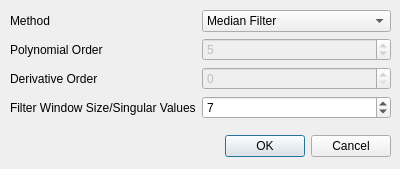
Above: filterdialog.ui from VespucciProject/Vespucci before the change. Below: the same form after it.
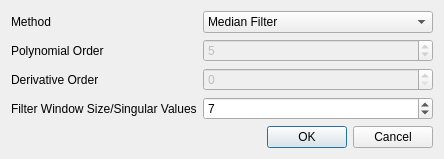
That is the form after the change.

Diff of the .ui file:
```diff
--- a/filterdialog.ui
+++ b/filterdialog.ui
@@ -7,38 +7,16 @@
     <x>0</x>
     <y>0</y>
     <width>400</width>
-    <height>169</height>
+    <height>145</height>
    </rect>
   </property>
   <property name="windowTitle">
    <string>Dialog</string>
   </property>
-  <widget class="QDialogButtonBox" name="buttonBox">
-   <property name="geometry">
-    <rect>
-     <x>50</x>
-     <y>130</y>
-     <width>341</width>
-     <height>32</height>
-    </rect>
+  <layout class="QFormLayout" name="formLayout_2">
+   <property name="fieldGrowthPolicy">
+    <enum>QFormLayout::AllNonFixedFieldsGrow</enum>
    </property>
-   <property name="orientation">
-    <enum>Qt::Horizontal</enum>
-   </property>
-   <property name="standardButtons">
-    <set>QDialogButtonBox::Cancel|QDialogButtonBox::Ok</set>
-   </property>
-  </widget>
-  <widget class="QWidget" name="formLayoutWidget">
-   <property name="geometry">
-    <rect>
-     <x>10</x>
-     <y>10</y>
-     <width>381</width>
-     <height>111</height>
-    </rect>
-   </property>
-   <layout class="QFormLayout" name="formLayout">
     <item row="0" column="0">
      <widget class="QLabel" name="label">
       <property name="text">
@@ -46,6 +24,30 @@
       </property>
      </widget>
     </item>
+   <item row="0" column="1">
+    <widget class="QComboBox" name="methodComboBox">
+     <item>
+      <property name="text">
+       <string>Median Filter</string>
+      </property>
+     </item>
+     <item>
+      <property name="text">
+       <string>Moving Average Filter</string>
+      </property>
+     </item>
+     <item>
+      <property name="text">
+       <string>Derivatize/Savitzky-Golay Smoothing</string>
+      </property>
+     </item>
+     <item>
+      <property name="text">
+       <string>Truncated SVD Denoise</string>
+      </property>
+     </item>
+    </widget>
+   </item>
     <item row="1" column="0">
      <widget class="QLabel" name="label_2">
       <property name="text">
@@ -53,6 +55,19 @@
       </property>
      </widget>
     </item>
+   <item row="1" column="1">
+    <widget class="QSpinBox" name="polynomialSpinBox">
+     <property name="enabled">
+      <bool>false</bool>
+     </property>
+     <property name="minimum">
+      <number>1</number>
+     </property>
+     <property name="value">
+      <number>5</number>
+     </property>
+    </widget>
+   </item>
     <item row="2" column="0">
      <widget class="QLabel" name="label_3">
       <property name="text">
@@ -60,6 +75,19 @@
       </property>
      </widget>
     </item>
+   <item row="2" column="1">
+    <widget class="QSpinBox" name="derivativeSpinBox">
+     <property name="enabled">
+      <bool>false</bool>
+     </property>
+     <property name="minimum">
+      <number>0</number>
+     </property>
+     <property name="value">
+      <number>0</number>
+     </property>
+    </widget>
+   </item>
     <item row="3" column="0">
      <widget class="QLabel" name="label_4">
       <property name="text">
@@ -67,32 +95,6 @@
       </property>
      </widget>
     </item>
-    <item row="1" column="1">
-     <widget class="QSpinBox" name="polynomialSpinBox">
-      <property name="enabled">
-       <bool>false</bool>
-      </property>
-      <property name="minimum">
-       <number>1</number>
-      </property>
-      <property name="value">
-       <number>5</number>
-      </property>
-     </widget>
-    </item>
-    <item row="2" column="1">
-     <widget class="QSpinBox" name="derivativeSpinBox">
-      <property name="enabled">
-       <bool>false</bool>
-      </property>
-      <property name="minimum">
-       <number>0</number>
-      </property>
-      <property name="value">
-       <number>0</number>
-      </property>
-     </widget>
-    </item>
     <item row="3" column="1">
      <widget class="QSpinBox" name="windowSpinBox">
       <property name="minimum">
@@ -106,32 +108,17 @@
       </property>
      </widget>
     </item>
-    <item row="0" column="1">
-     <widget class="QComboBox" name="methodComboBox">
-      <item>
-       <property name="text">
-        <string>Median Filter</string>
-       </property>
-      </item>
-      <item>
-       <property name="text">
-        <string>Moving Average Filter</string>
-       </property>
-      </item>
-      <item>
-       <property name="text">
-        <string>Derivatize/Savitzky-Golay Smoothing</string>
-       </property>
-      </item>
-      <item>
-       <property name="text">
-        <string>Truncated SVD Denoise</string>
-       </property>
-      </item>
+   <item row="4" column="1">
+    <widget class="QDialogButtonBox" name="buttonBox">
+     <property name="orientation">
+      <enum>Qt::Horizontal</enum>
+     </property>
+     <property name="standardButtons">
+      <set>QDialogButtonBox::Cancel|QDialogButtonBox::Ok</set>
+     </property>
      </widget>
     </item>
    </layout>
-  </widget>
  </widget>
  <resources/>
  <connections>
```
Lines whose indentation alone changed are shown as unchanged.
